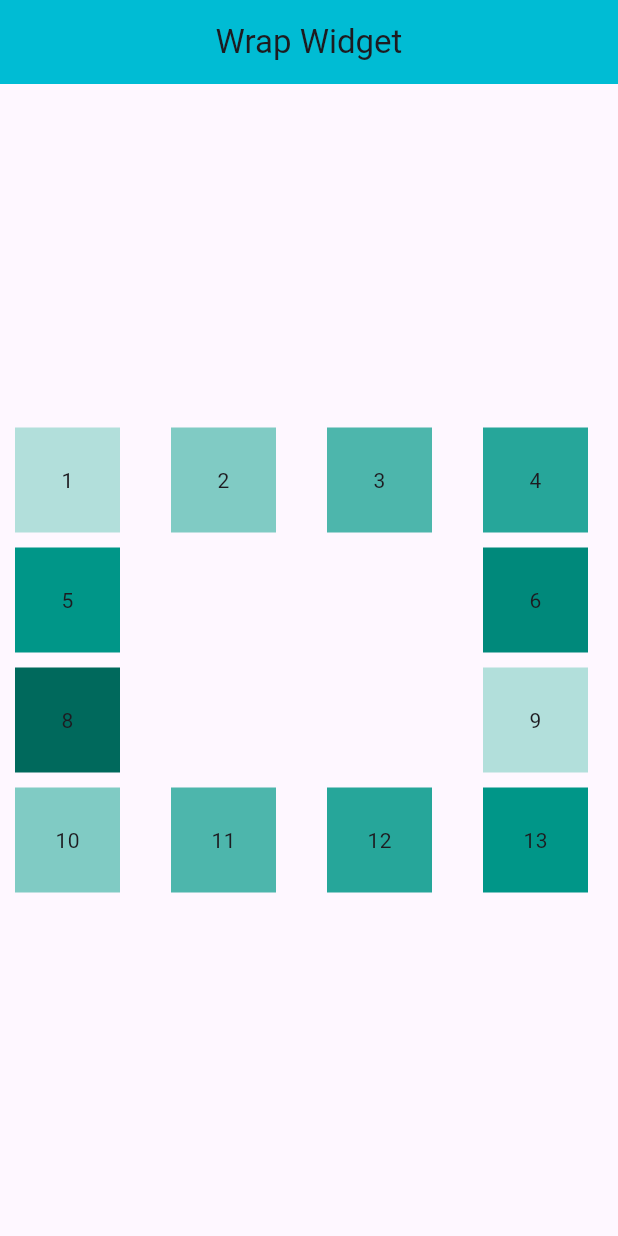
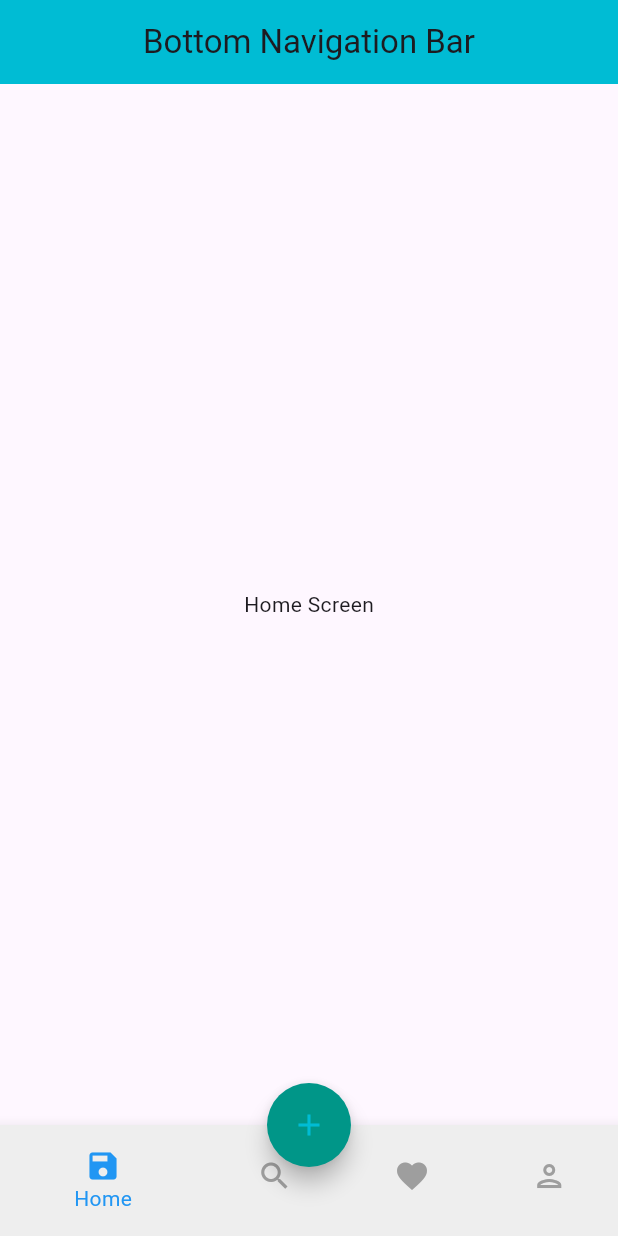
Before and after one commit to KapilMukati-Yunicorn/training_projects, a Flutter app: the screen it shows after launch, on a phone screen of 412 x 824 dp. Run offline on Flutter 3.47's test engine with Material 3 defaults, Android fonts, the phone set to English and light mode, and no system bars.

Commit message:
Drawer, BottomNavingation, Floating Widget practice Code

```diff
--- /dev/null
+++ b/lib/bottomNavigationbar/bottom_navbar.dart
@@ -0,0 +1,198 @@
+import 'package:flutter/material.dart';
+
+class BottomNavbarWidget extends StatefulWidget {
+  const BottomNavbarWidget({super.key});
+
+  @override
+  State<BottomNavbarWidget> createState() => _BottomNavbarWidgetState();
+}
+
+class _BottomNavbarWidgetState extends State<BottomNavbarWidget> {
+  int _selectedIndex = 0;
+  final List<Widget> _screens = [
+    Center(child: Text("Home Screen")),
+    Center(child: Text("Search Screen")),
+    Center(child: Text("Favorite Screen")),
+    Center(child: Text("Person Screen")),
+  ];
+
+  @override
+  Widget build(BuildContext context) {
+    final size = MediaQuery.of(context).size;
+    return Scaffold(
+      appBar: AppBar(
+        title: Text("Bottom Navigation Bar"),
+        centerTitle: true,
+        backgroundColor: Colors.cyan,
+      ),
+      body: Container(
+        height: size.height,
+        width: size.width,
+        // color: Colors.amber.shade200,
+        child: _screens[_selectedIndex],
+      ),
+
+      bottomNavigationBar: BottomNavigationBar(
+        currentIndex: _selectedIndex,
+        onTap: (index) {
+          setState(() {
+            _selectedIndex = index;
+          });
+        },
+        // backgroundColor: Colors.red,
+
+        selectedItemColor: Colors.blue,
+        unselectedItemColor: Colors.grey,
+        // showSelectedLabels: true,
+        // showUnselectedLabels: true,
+        // selectedLabelStyle: ,
+        items: <BottomNavigationBarItem>[
+
+          BottomNavigationBarItem(
+            backgroundColor: Colors.grey.shade200,
+            icon: Icon(Icons.home_outlined),
+            activeIcon: Icon(Icons.save),
+            label: "Home",
+          ),
+          BottomNavigationBarItem(
+            icon: Icon(Icons.search_outlined),
+            label: "Home",
+          ),
+          BottomNavigationBarItem(
+            icon: Padding(
+              padding: const EdgeInsets.all(8.0),
+              child: Icon(Icons.favorite_outlined),
+            ),
+            label: "Home",
+          ),
+          BottomNavigationBarItem(
+            icon: Icon(Icons.person_outlined),
+            label: "Home",
+          ),
+        ],
+      ),
+
+
+    // return Scaffold(
+    //   appBar: AppBar(title: Text("Custom Navigation Bar"), centerTitle: true),
+    //   body: Stack(
+    //     children: [
+    //       Align(
+    //         alignment: Alignment.bottomCenter,
+    //         child: Container(
+    //           height: 80,
+    //           color: Colors.cyan.shade200,
+    //           child: SizedBox.expand(
+    //             child: Row(
+    //               mainAxisAlignment: MainAxisAlignment.spaceEvenly,
+    //               children: [
+    //                _selectedIndex==0? AnimatedContainer(
+    //                  duration: Duration(milliseconds: 500),
+    //                  curve: Curves.easeInOut,
+    //                  child: Column(
+    //                     children: [
+    //                       IconButton(
+    //                         onPressed: () {
+    //                           setState(() {
+    //                             _selectedIndex = 0;
+    //                           });
+    //                         },
+    //                         icon: Icon(
+    //                           Icons.home_outlined,
+    //                           color: Colors.white,
+    //                           size: 35,
+    //                         ),
+    //                       ),
+    //                       Text("Home", style: TextStyle(color: Colors.white, fontSize: 20, fontWeight: FontWeight.bold),),
+    //                     ],
+    //                   ),
+    //                ):
+    //                 IconButton(
+    //                   onPressed: () {
+    //                     setState(() {
+    //                       _selectedIndex = 0;
+    //                     });
+    //                   },
+    //                   icon: Icon(
+    //                     Icons.home_outlined,
+    //                     color: Colors.white,
+    //                     size: 30,
+    //                   ),
+    //                 ),
+    //                 IconButton(
+    //                   onPressed: () {
+    //                     setState(() {
+    //                       _selectedIndex = 1;
+    //                     });
+    //                   },
+    //                   icon: Icon(
+    //                     Icons.search_outlined,
+    //                     color: Colors.white,
+    //                     size: 30,
+    //                   ),
+    //                 ),
+    //                 IconButton(
+    //                   onPressed: () {
+    //                     setState(() {
+    //                       _selectedIndex = 2;
+    //                     });
+    //                   },
+    //                   icon: Icon(
+    //                     Icons.favorite_outline,
+    //                     color: Colors.white,
+    //                     size: 30,
+    //                   ),
+    //                 ),
+    //                 IconButton(
+    //                   onPressed: () {
+    //                     setState(() {
+    //                       _selectedIndex = 3;
+    //                     });
+    //                   },
+    //                   icon: Icon(
+    //                     Icons.person_outline,
+    //                     color: Colors.white,
+    //                     size: 30,
+    //                   ),
+    //                 ),
+    //               ],
+    //             ),
+    //           ),
+    //         ),
+    //       ),
+    //
+    //       _screens[_selectedIndex],
+    //       Container(
+    //         // height: size.height - 153,
+    //         // color: Colors.red.shade100,
+    //       ),
+    //     ],
+    //   ),
+      floatingActionButtonLocation: FloatingActionButtonLocation.centerDocked,
+
+      floatingActionButton: FloatingActionButton(
+          onPressed: (){
+            print("clicked");
+          },
+          child: Icon(Icons.add),
+        shape: CircleBorder(
+          // side: BorderSide(color: Colors.red, width: 2,)
+        ),
+        // backgroundColor: Colors.blue,
+        elevation: 10,
+        autofocus: true,
+        focusColor: Colors.red,
+        foregroundColor: Colors.cyan,
+        splashColor: Colors.green,
+        // focusNode: FocusNode(canRequestFocus: true),
+        tooltip: "Add Item",
+        backgroundColor: Colors.teal,
+        hoverElevation: 40,
+        hoverColor: Colors.red,
+        highlightElevation: 100,
+      ),
+    //   floatingActionButtonLocation: FloatingActionButtonLocation.centerTop,
+    //   floatingActionButton: FloatingActionButton.extended(onPressed: (){}, label: Icon(Icons.add), shape: CircleBorder(),),
+    );
+  }
+}
--- a/lib/main.dart
+++ b/lib/main.dart
@@ -1,4 +1,7 @@
 import 'package:flutter/material.dart';
+import 'package:training/CustomDrawer//drawer.dart';
+import 'package:training/bottomNavigationbar/bottom_navbar.dart';
+import 'package:training/bottomNavigationbar/navbar_copy.dart';
 import 'package:training/demo.dart';
 import 'package:training/flutter_widgets/TextFormFieldWidget.dart';
 import 'package:training/flutter_widgets/card_widget.dart';
@@ -45,8 +48,10 @@ class MyApp extends StatelessWidget {
       //   home: MyGridViewWidget(),
       //   home: MyGridViewBuilderWidget(),
       //   home: ListViewBuildWidgetWithFirstCall(),
-        home: MyCustomWrapWidget(),
-      debugShowCheckedModeBanner: false
+      //   home: MyCustomWrapWidget(),
+      home: BottomNavbarWidget(),
+      // home: CustomNavBarDemo(),
+      debugShowCheckedModeBanner: false,
     );
   }
 }
@@ -113,7 +118,12 @@ class _MyHomePageState extends State<MyHomePage> {
       //   child: TextWidget(),
       // ),
       // body: CardWidget(),
-      body: MyFormPage(),
+      // body: MyFormPage(),
+      drawer: CustomDrawerWidget(),
+      body: Container(
+        height: MediaQuery.of(context).size.height,
+        width: MediaQuery.of(context).size.width,
+      ),
       floatingActionButton: FloatingActionButton(
         onPressed: _incrementCounter,
         tooltip: 'Increment',
```
Also changed, not shown: lib/CustomDrawer/drawer.dart (added, +351 -0 lines), lib/bottomNavigationbar/navbar_copy.dart (added, +141 -0 lines), lib/floating_button/floating_action_button.dart (added, +15 -0 lines).
